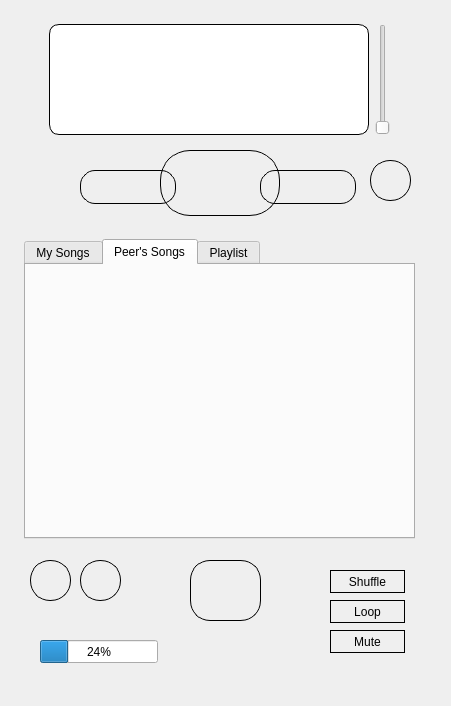
Qt form mainwindow.ui (dpogue/CommAudio) before a commit.
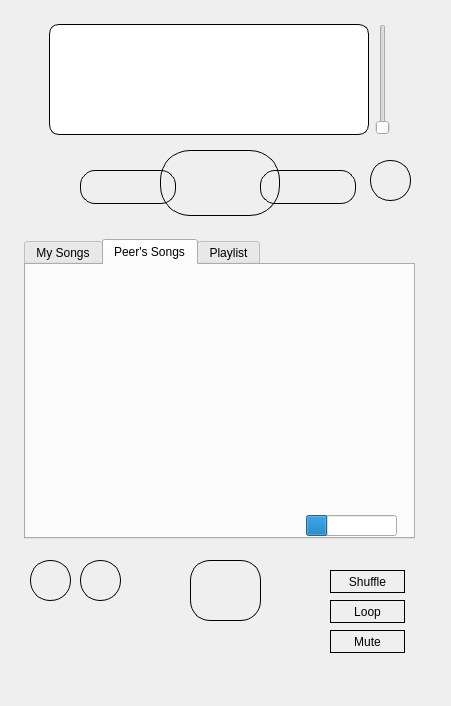
The same form after that commit. The open tabs and pages were chosen to show the change. Icons and pictures are not drawn.

The edit to the form file:
```diff
--- a/mainwindow.ui
+++ b/mainwindow.ui
@@ -307,6 +307,25 @@
         <attribute name="title">
          <string>Peer's Songs</string>
         </attribute>
+        <widget class="QProgressBar" name="downloadProgressBar">
+         <property name="geometry">
+          <rect>
+           <x>280</x>
+           <y>250</y>
+           <width>91</width>
+           <height>21</height>
+          </rect>
+         </property>
+         <property name="value">
+          <number>24</number>
+         </property>
+         <property name="textVisible">
+          <bool>false</bool>
+         </property>
+         <property name="format">
+          <string>%p%</string>
+         </property>
+        </widget>
        </widget>
        <widget class="QWidget" name="playlistTab">
         <attribute name="title">
@@ -340,19 +359,6 @@
      </size>
     </property>
    </widget>
-   <widget class="QProgressBar" name="downloadProgressBar">
-    <property name="geometry">
-     <rect>
-      <x>40</x>
-      <y>640</y>
-      <width>118</width>
-      <height>23</height>
-     </rect>
-    </property>
-    <property name="value">
-     <number>24</number>
-    </property>
-   </widget>
    <widget class="QPushButton" name="shufflePushButton">
     <property name="geometry">
      <rect>
```
Left out of the diff: 37 changed lines with no effect on the pictures.
